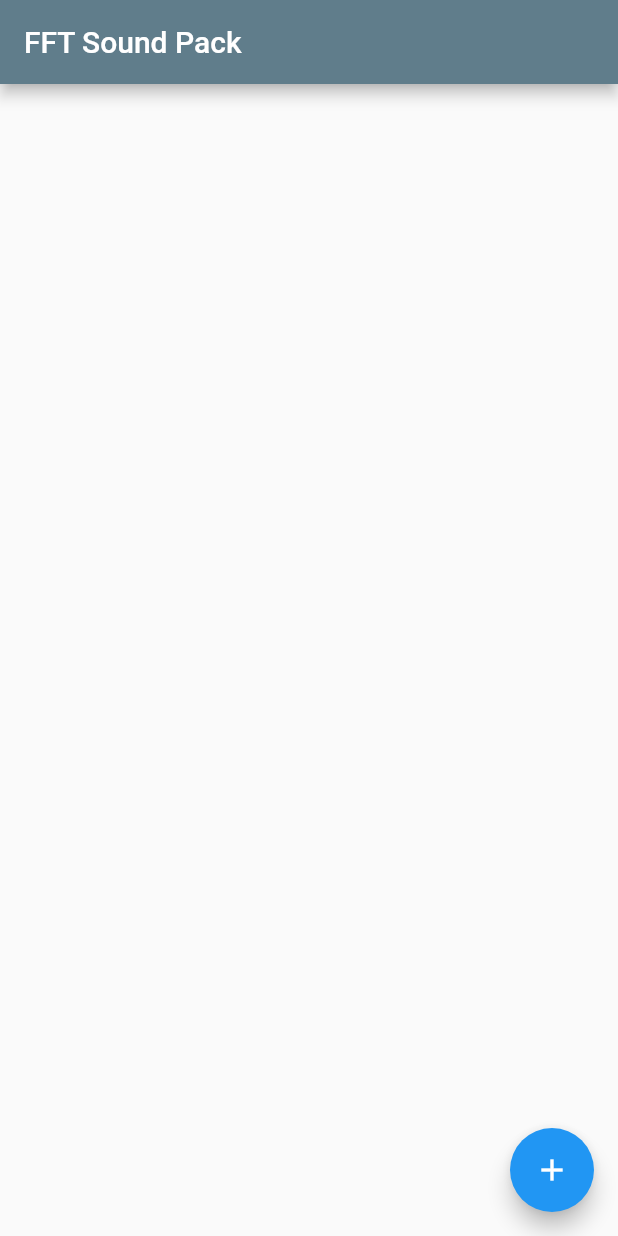
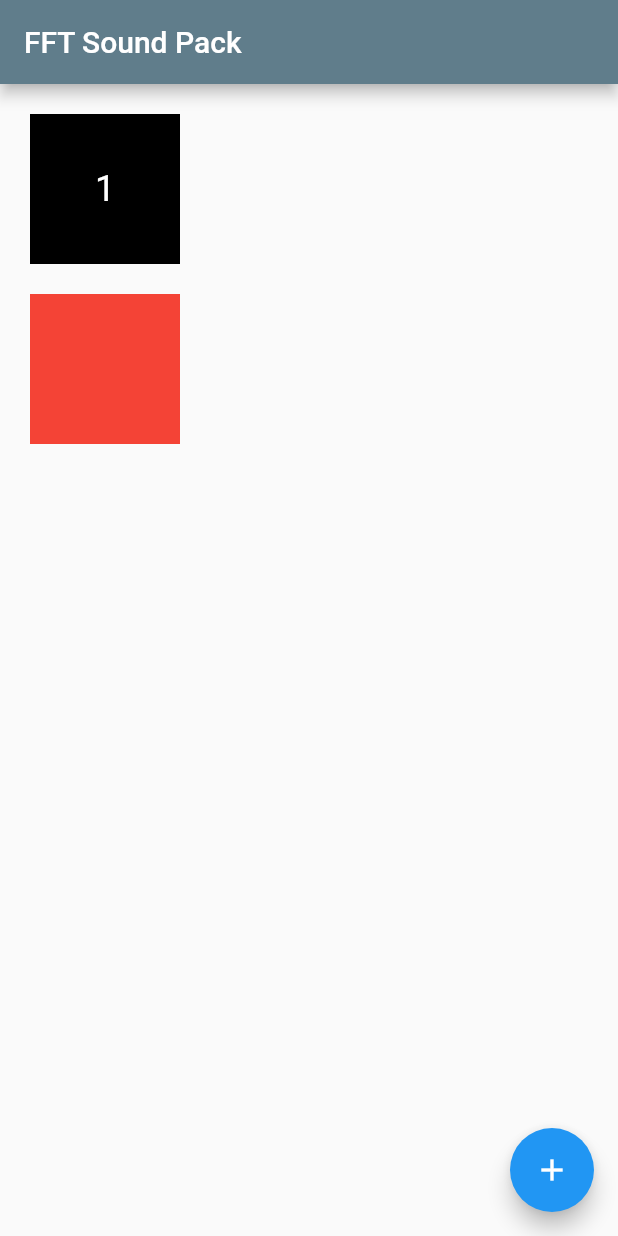
Before and after one commit to DaGree/FFT_SoundPack, a Flutter app: the screen it shows after launch, on a phone screen of 412 x 824 dp. Run offline on Flutter 3.47's test engine with Material 2 defaults, Android fonts, the phone set to English and light mode, and no system bars.

Commit message:
flutter_demo Adding demo plate

```diff
--- a/fft_sound_pack/lib/main.dart
+++ b/fft_sound_pack/lib/main.dart
@@ -1,3 +1,4 @@
+import 'package:flutter/cupertino.dart';
 import 'package:flutter/material.dart';
 
 void main() {
@@ -74,7 +75,27 @@ class _MyHomePageState extends State<MyHomePage> {
         // the App.build method, and use it to set our appbar title.
         title: Text(widget.title),
       ),
-      body: Center(
+      body: Column(
+        children: [
+          Container(
+            width: 100.0,
+            height: 100.0,
+            color: Colors.black,
+            margin: EdgeInsets.all(20.0),
+            alignment: AlignmentGeometry.lerp(Alignment.center, Alignment.center, 5.0),
+            child: Text("1", style: TextStyle(fontSize: 24.0, color: Colors.white),), //alignment: Alignment.center,
+          ),
+          SizedBox(
+              //height: 20.0,
+              ),
+          Container(
+            width: 100.0,
+            height: 100.0,
+            color: Colors.red,
+            padding: EdgeInsets.all(10.0),
+            alignment: Alignment.center,
+          )
+        ],
       ),
       floatingActionButton: FloatingActionButton(
         onPressed: _incrementCounter,
```
